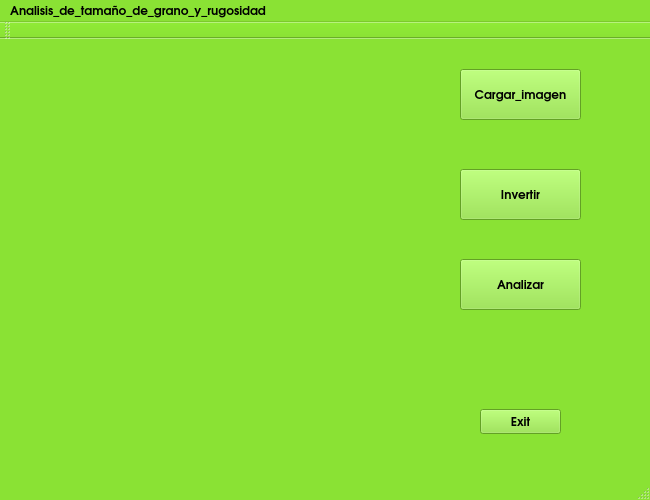
Qt form Proyecto/interfaz.ui (Equipazo/Rugosidad-y-tama-o-de-grano) before a commit.
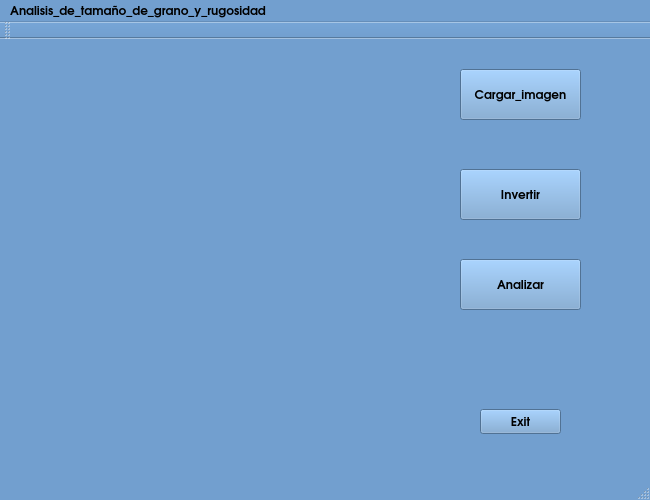
The same form after that commit.

What changed in the file:
```diff
--- a/Proyecto/interfaz.ui
+++ b/Proyecto/interfaz.ui
@@ -25,45 +25,45 @@
      <colorrole role="Button">
       <brush brushstyle="SolidPattern">
        <color alpha="255">
-        <red>138</red>
-        <green>226</green>
-        <blue>52</blue>
+        <red>114</red>
+        <green>159</green>
+        <blue>207</blue>
        </color>
       </brush>
      </colorrole>
      <colorrole role="Light">
       <brush brushstyle="SolidPattern">
        <color alpha="255">
-        <red>198</red>
-        <green>255</green>
-        <blue>143</blue>
+        <red>196</red>
+        <green>225</green>
+        <blue>255</blue>
        </color>
       </brush>
      </colorrole>
      <colorrole role="Midlight">
       <brush brushstyle="SolidPattern">
        <color alpha="255">
-        <red>168</red>
-        <green>240</green>
-        <blue>97</blue>
+        <red>155</red>
+        <green>192</green>
+        <blue>231</blue>
        </color>
       </brush>
      </colorrole>
      <colorrole role="Dark">
       <brush brushstyle="SolidPattern">
        <color alpha="255">
-        <red>69</red>
-        <green>113</green>
-        <blue>26</blue>
+        <red>57</red>
+        <green>79</green>
+        <blue>103</blue>
        </color>
       </brush>
      </colorrole>
      <colorrole role="Mid">
       <brush brushstyle="SolidPattern">
        <color alpha="255">
-        <red>92</red>
-        <green>151</green>
-        <blue>34</blue>
+        <red>76</red>
+        <green>106</green>
+        <blue>138</blue>
        </color>
       </brush>
      </colorrole>
@@ -106,9 +106,9 @@
      <colorrole role="Window">
       <brush brushstyle="SolidPattern">
        <color alpha="255">
-        <red>138</red>
-        <green>226</green>
-        <blue>52</blue>
+        <red>114</red>
+        <green>159</green>
+        <blue>207</blue>
        </color>
       </brush>
      </colorrole>
@@ -124,9 +124,9 @@
      <colorrole role="AlternateBase">
       <brush brushstyle="SolidPattern">
        <color alpha="255">
-        <red>196</red>
-        <green>240</green>
-        <blue>153</blue>
+        <red>184</red>
+        <green>207</green>
+        <blue>231</blue>
        </color>
       </brush>
      </colorrole>
@@ -162,45 +162,45 @@
      <colorrole role="Button">
       <brush brushstyle="SolidPattern">
        <color alpha="255">
-        <red>138</red>
-        <green>226</green>
-        <blue>52</blue>
+        <red>114</red>
+        <green>159</green>
+        <blue>207</blue>
        </color>
       </brush>
      </colorrole>
      <colorrole role="Light">
       <brush brushstyle="SolidPattern">
        <color alpha="255">
-        <red>198</red>
-        <green>255</green>
-        <blue>143</blue>
+        <red>196</red>
+        <green>225</green>
+        <blue>255</blue>
        </color>
       </brush>
      </colorrole>
      <colorrole role="Midlight">
       <brush brushstyle="SolidPattern">
        <color alpha="255">
-        <red>168</red>
-        <green>240</green>
-        <blue>97</blue>
+        <red>155</red>
+        <green>192</green>
+        <blue>231</blue>
        </color>
       </brush>
      </colorrole>
      <colorrole role="Dark">
       <brush brushstyle="SolidPattern">
        <color alpha="255">
-        <red>69</red>
-        <green>113</green>
-        <blue>26</blue>
+        <red>57</red>
+        <green>79</green>
+        <blue>103</blue>
        </color>
       </brush>
      </colorrole>
      <colorrole role="Mid">
       <brush brushstyle="SolidPattern">
        <color alpha="255">
-        <red>92</red>
-        <green>151</green>
-        <blue>34</blue>
+        <red>76</red>
+        <green>106</green>
+        <blue>138</blue>
        </color>
       </brush>
      </colorrole>
@@ -243,9 +243,9 @@
      <colorrole role="Window">
       <brush brushstyle="SolidPattern">
        <color alpha="255">
-        <red>138</red>
-        <green>226</green>
-        <blue>52</blue>
+        <red>114</red>
+        <green>159</green>
+        <blue>207</blue>
        </color>
       </brush>
      </colorrole>
@@ -261,9 +261,9 @@
      <colorrole role="AlternateBase">
       <brush brushstyle="SolidPattern">
        <color alpha="255">
-        <red>196</red>
-        <green>240</green>
-        <blue>153</blue>
+        <red>184</red>
+        <green>207</green>
+        <blue>231</blue>
        </color>
       </brush>
      </colorrole>
@@ -290,63 +290,63 @@
      <colorrole role="WindowText">
       <brush brushstyle="SolidPattern">
        <color alpha="255">
-        <red>69</red>
-        <green>113</green>
-        <blue>26</blue>
+        <red>57</red>
+        <green>79</green>
+        <blue>103</blue>
        </color>
       </brush>
      </colorrole>
      <colorrole role="Button">
       <brush brushstyle="SolidPattern">
        <color alpha="255">
-        <red>138</red>
-        <green>226</green>
-        <blue>52</blue>
+        <red>114</red>
+        <green>159</green>
+        <blue>207</blue>
        </color>
       </brush>
      </colorrole>
      <colorrole role="Light">
       <brush brushstyle="SolidPattern">
        <color alpha="255">
-        <red>198</red>
-        <green>255</green>
-        <blue>143</blue>
+        <red>196</red>
+        <green>225</green>
+        <blue>255</blue>
        </color>
       </brush>
      </colorrole>
      <colorrole role="Midlight">
       <brush brushstyle="SolidPattern">
        <color alpha="255">
-        <red>168</red>
-        <green>240</green>
-        <blue>97</blue>
+        <red>155</red>
+        <green>192</green>
+        <blue>231</blue>
        </color>
       </brush>
      </colorrole>
      <colorrole role="Dark">
       <brush brushstyle="SolidPattern">
        <color alpha="255">
-        <red>69</red>
-        <green>113</green>
-        <blue>26</blue>
+        <red>57</red>
+        <green>79</green>
+        <blue>103</blue>
        </color>
       </brush>
      </colorrole>
      <colorrole role="Mid">
       <brush brushstyle="SolidPattern">
        <color alpha="255">
-        <red>92</red>
-        <green>151</green>
-        <blue>34</blue>
+        <red>76</red>
+        <green>106</green>
+        <blue>138</blue>
        </color>
       </brush>
      </colorrole>
      <colorrole role="Text">
       <brush brushstyle="SolidPattern">
        <color alpha="255">
-        <red>69</red>
-        <green>113</green>
-        <blue>26</blue>
+        <red>57</red>
+        <green>79</green>
+        <blue>103</blue>
        </color>
       </brush>
      </colorrole>
@@ -362,27 +362,27 @@
      <colorrole role="ButtonText">
       <brush brushstyle="SolidPattern">
        <color alpha="255">
-        <red>69</red>
-        <green>113</green>
-        <blue>26</blue>
+        <red>57</red>
+        <green>79</green>
+        <blue>103</blue>
        </color>
       </brush>
      </colorrole>
      <colorrole role="Base">
       <brush brushstyle="SolidPattern">
        <color alpha="255">
-        <red>138</red>
-        <green>226</green>
-        <blue>52</blue>
+        <red>114</red>
+        <green>159</green>
+        <blue>207</blue>
        </color>
       </brush>
      </colorrole>
      <colorrole role="Window">
       <brush brushstyle="SolidPattern">
        <color alpha="255">
-        <red>138</red>
-        <green>226</green>
-        <blue>52</blue>
+        <red>114</red>
+        <green>159</green>
+        <blue>207</blue>
        </color>
       </brush>
      </colorrole>
@@ -398,9 +398,9 @@
      <colorrole role="AlternateBase">
       <brush brushstyle="SolidPattern">
        <color alpha="255">
-        <red>138</red>
-        <green>226</green>
-        <blue>52</blue>
+        <red>114</red>
+        <green>159</green>
+        <blue>207</blue>
        </color>
       </brush>
      </colorrole>
```
